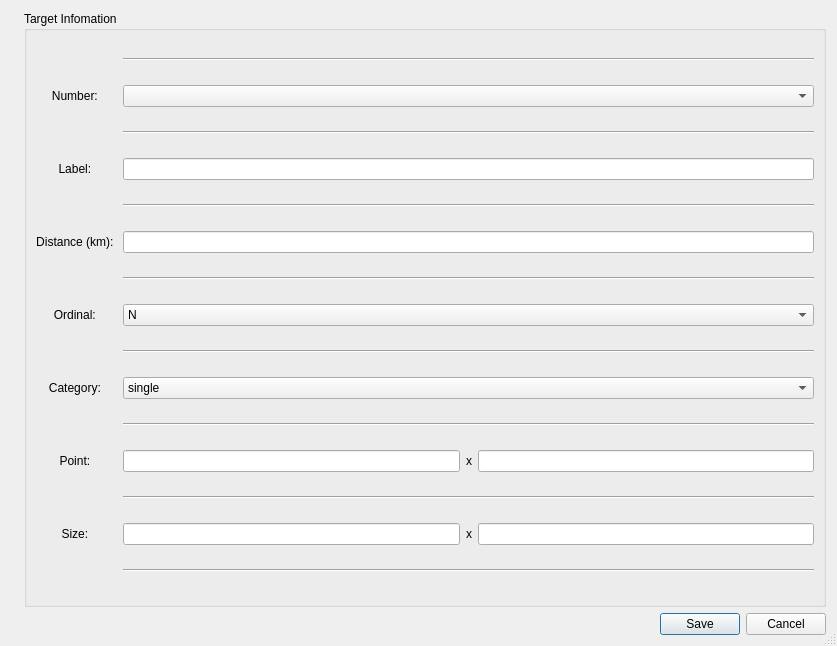
This is js06/resources/target_view.ui in Oh-JongJin/js08 as Qt 5 draws it before an edit. The edited form follows.
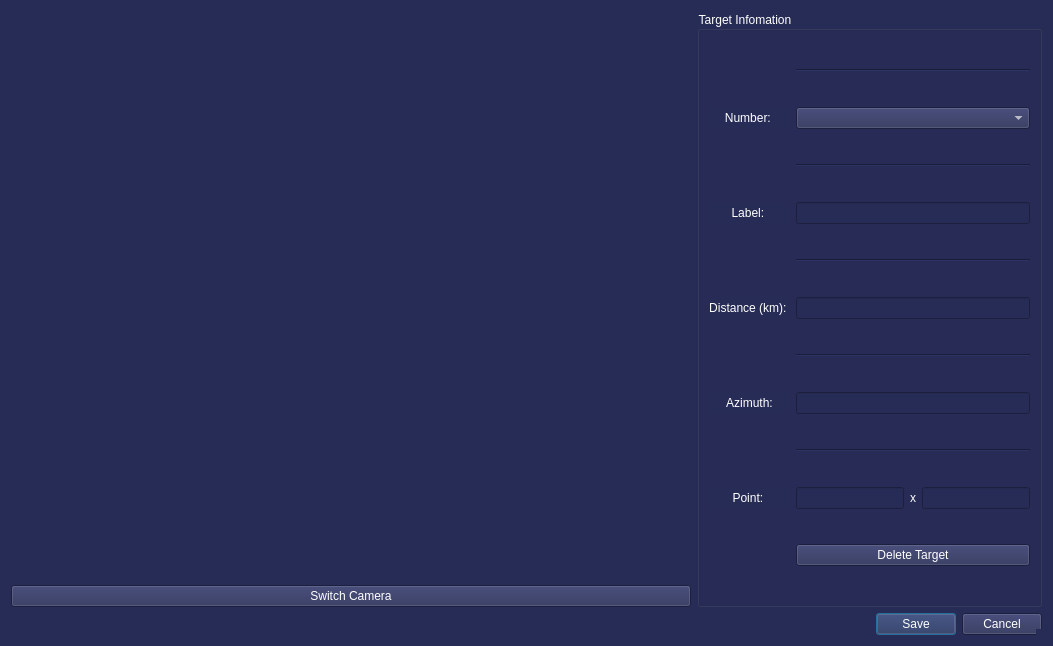
This is the edited form.

Commit message: Modify ui size policy

```diff
--- a/js06/resources/target_view.ui
+++ b/js06/resources/target_view.ui
@@ -12,16 +12,26 @@
    <rect>
     <x>0</x>
     <y>0</y>
-    <width>837</width>
+    <width>1053</width>
     <height>646</height>
    </rect>
   </property>
+  <property name="sizePolicy">
+   <sizepolicy hsizetype="Minimum" vsizetype="Minimum">
+    <horstretch>0</horstretch>
+    <verstretch>0</verstretch>
+   </sizepolicy>
+  </property>
   <property name="windowTitle">
    <string>Edit Target</string>
   </property>
   <property name="autoFillBackground">
    <bool>false</bool>
   </property>
+  <property name="styleSheet">
+   <string notr="true">background-color: rgb(39, 44, 86);
+color: rgb(255, 255, 255);</string>
+  </property>
   <property name="sizeGripEnabled">
    <bool>true</bool>
   </property>
@@ -34,41 +44,74 @@
      <item>
       <layout class="QHBoxLayout" name="horizontalLayout">
        <item>
-        <widget class="QLabel" name="image_label">
-         <property name="text">
-          <string/>
-         </property>
-         <property name="scaledContents">
-          <bool>true</bool>
-         </property>
-        </widget>
+        <layout class="QVBoxLayout" name="verticalLayout_3">
+         <item>
+          <widget class="QLabel" name="image_label">
+           <property name="sizePolicy">
+            <sizepolicy hsizetype="Minimum" vsizetype="Minimum">
+             <horstretch>0</horstretch>
+             <verstretch>0</verstretch>
+            </sizepolicy>
+           </property>
+           <property name="autoFillBackground">
+            <bool>false</bool>
+           </property>
+           <property name="text">
+            <string/>
+           </property>
+           <property name="scaledContents">
+            <bool>true</bool>
+           </property>
+           <property name="alignment">
+            <set>Qt::AlignCenter</set>
+           </property>
+          </widget>
+         </item>
+         <item>
+          <widget class="QPushButton" name="switch_btn">
+           <property name="text">
+            <string>Switch Camera</string>
+           </property>
+          </widget>
+         </item>
+        </layout>
        </item>
        <item>
         <widget class="QGroupBox" name="groupBox">
+         <property name="sizePolicy">
+          <sizepolicy hsizetype="Fixed" vsizetype="Preferred">
+           <horstretch>0</horstretch>
+           <verstretch>0</verstretch>
+          </sizepolicy>
+         </property>
          <property name="minimumSize">
           <size>
            <width>300</width>
            <height>0</height>
           </size>
          </property>
+         <property name="styleSheet">
+          <string notr="true">background-color: rgb(39, 44, 86);
+color: rgb(255, 255, 255);</string>
+         </property>
          <property name="title">
           <string>Target Infomation</string>
          </property>
          <layout class="QGridLayout" name="gridLayout">
-          <item row="10" column="0">
-           <widget class="QLabel" name="categoryLabel">
+          <item row="4" column="0">
+           <widget class="QLabel" name="labelLabel">
             <property name="text">
-             <string>Category: </string>
+             <string>Label: </string>
             </property>
             <property name="alignment">
              <set>Qt::AlignCenter</set>
             </property>
            </widget>
           </item>
-          <item row="8" column="0">
-           <widget class="QLabel" name="ordinalLabel">
+          <item row="6" column="0">
+           <widget class="QLabel" name="distanceLabel">
             <property name="text">
-             <string>Ordinal: </string>
+             <string>Distance (km): </string>
             </property>
             <property name="alignment">
              <set>Qt::AlignCenter</set>
@@ -76,50 +119,23 @@
            </widget>
           </item>
           <item row="8" column="2">
-           <widget class="QComboBox" name="ordinalCombo">
-            <property name="placeholderText">
-             <string/>
+           <widget class="QLineEdit" name="azimuthEdit"/>
+          </item>
+          <item row="10" column="0">
+           <widget class="QLabel" name="pointLabel">
+            <property name="text">
+             <string>Point: </string>
             </property>
-            <item>
-             <property name="text">
-              <string>N</string>
-             </property>
-            </item>
-            <item>
-             <property name="text">
-              <string>NE</string>
-             </property>
-            </item>
-            <item>
-             <property name="text">
-              <string>E</string>
-             </property>
-            </item>
-            <item>
-             <property name="text">
-              <string>SE</string>
-             </property>
-            </item>
-            <item>
-             <property name="text">
-              <string>S</string>
-             </property>
-            </item>
-            <item>
-             <property name="text">
-              <string>SW</string>
-             </property>
-            </item>
-            <item>
-             <property name="text">
-              <string>W</string>
-             </property>
-            </item>
-            <item>
-             <property name="text">
-              <string>NW</string>
-             </property>
-            </item>
+            <property name="alignment">
+             <set>Qt::AlignCenter</set>
+            </property>
+           </widget>
+          </item>
+          <item row="5" column="2">
+           <widget class="Line" name="line_3">
+            <property name="orientation">
+             <enum>Qt::Horizontal</enum>
+            </property>
            </widget>
           </item>
           <item row="6" column="2">
@@ -129,116 +145,27 @@
             </property>
            </widget>
           </item>
-          <item row="2" column="2">
-           <widget class="QComboBox" name="numberCombo"/>
-          </item>
-          <item row="12" column="0">
-           <widget class="QLabel" name="pointLabel">
-            <property name="text">
-             <string>Point: </string>
-            </property>
-            <property name="alignment">
-             <set>Qt::AlignCenter</set>
-            </property>
-           </widget>
-          </item>
-          <item row="15" column="2">
-           <widget class="Line" name="line_5">
-            <property name="orientation">
-             <enum>Qt::Horizontal</enum>
-            </property>
-           </widget>
-          </item>
-          <item row="14" column="2">
-           <layout class="QHBoxLayout" name="horizontalLayout_4">
-            <item>
-             <widget class="QLineEdit" name="size_x_Edit"/>
-            </item>
-            <item>
-             <widget class="QLabel" name="label_2">
-              <property name="text">
-               <string>x</string>
-              </property>
-             </widget>
-            </item>
-            <item>
-             <widget class="QLineEdit" name="size_y_Edit"/>
-            </item>
-           </layout>
-          </item>
-          <item row="10" column="2">
-           <widget class="QComboBox" name="categoryCombo">
-            <item>
-             <property name="text">
-              <string>single</string>
-             </property>
-            </item>
-            <item>
-             <property name="text">
-              <string>compound</string>
-             </property>
-            </item>
-           </widget>
-          </item>
-          <item row="1" column="2">
-           <widget class="Line" name="line_8">
-            <property name="orientation">
-             <enum>Qt::Horizontal</enum>
-            </property>
-           </widget>
-          </item>
-          <item row="11" column="2">
-           <widget class="Line" name="line_4">
-            <property name="orientation">
-             <enum>Qt::Horizontal</enum>
-            </property>
-           </widget>
-          </item>
           <item row="4" column="2">
            <widget class="QLineEdit" name="labelEdit"/>
           </item>
-          <item row="4" column="0">
-           <widget class="QLabel" name="labelLabel">
+          <item row="2" column="0">
+           <widget class="QLabel" name="numberLabel">
             <property name="text">
-             <string>Label: </string>
+             <string>Number: </string>
             </property>
             <property name="alignment">
              <set>Qt::AlignCenter</set>
             </property>
            </widget>
           </item>
-          <item row="9" column="2">
-           <widget class="Line" name="line_6">
-            <property name="orientation">
-             <enum>Qt::Horizontal</enum>
-            </property>
-           </widget>
-          </item>
           <item row="3" column="2">
-           <widget class="Line" name="line">
+           <widget class="Line" name="line_2">
             <property name="orientation">
              <enum>Qt::Horizontal</enum>
             </property>
            </widget>
           </item>
-          <item row="13" column="2">
-           <widget class="Line" name="line_7">
-            <property name="orientation">
-             <enum>Qt::Horizontal</enum>
-            </property>
-           </widget>
-          </item>
-          <item row="6" column="0">
-           <widget class="QLabel" name="distanceLabel">
-            <property name="text">
-             <string>Distance (km): </string>
-            </property>
-            <property name="alignment">
-             <set>Qt::AlignCenter</set>
-            </property>
-           </widget>
-          </item>
-          <item row="12" column="2">
+          <item row="10" column="2">
            <layout class="QHBoxLayout" name="horizontalLayout_2">
             <item>
              <widget class="QLineEdit" name="point_x_Edit"/>
@@ -255,40 +182,47 @@
             </item>
            </layout>
           </item>
-          <item row="5" column="2">
-           <widget class="Line" name="line_2">
-            <property name="orientation">
-             <enum>Qt::Horizontal</enum>
-            </property>
-           </widget>
-          </item>
-          <item row="2" column="0">
-           <widget class="QLabel" name="numberLabel">
+          <item row="8" column="0">
+           <widget class="QLabel" name="azimuthLabel">
             <property name="text">
-             <string>Number: </string>
+             <string>Azimuth:</string>
             </property>
             <property name="alignment">
              <set>Qt::AlignCenter</set>
             </property>
            </widget>
           </item>
+          <item row="2" column="2">
+           <widget class="QComboBox" name="numberCombo"/>
+          </item>
+          <item row="1" column="2">
+           <widget class="Line" name="line_1">
+            <property name="orientation">
+             <enum>Qt::Horizontal</enum>
+            </property>
+           </widget>
+          </item>
+          <item row="9" column="2">
+           <widget class="Line" name="line_5">
+            <property name="orientation">
+             <enum>Qt::Horizontal</enum>
+            </property>
+           </widget>
+          </item>
+          <item row="11" column="2">
+           <widget class="QPushButton" name="delete_btn">
+            <property name="text">
+             <string>Delete Target</string>
+            </property>
+           </widget>
+          </item>
           <item row="7" column="2">
-           <widget class="Line" name="line_3">
+           <widget class="Line" name="line_4">
             <property name="orientation">
              <enum>Qt::Horizontal</enum>
             </property>
            </widget>
           </item>
-          <item row="14" column="0">
-           <widget class="QLabel" name="sizeLabel">
-            <property name="text">
-             <string>Size: </string>
-            </property>
-            <property name="alignment">
-             <set>Qt::AlignCenter</set>
-            </property>
-           </widget>
-          </item>
          </layout>
         </widget>
        </item>
```
The commit also changes 5 other files.
